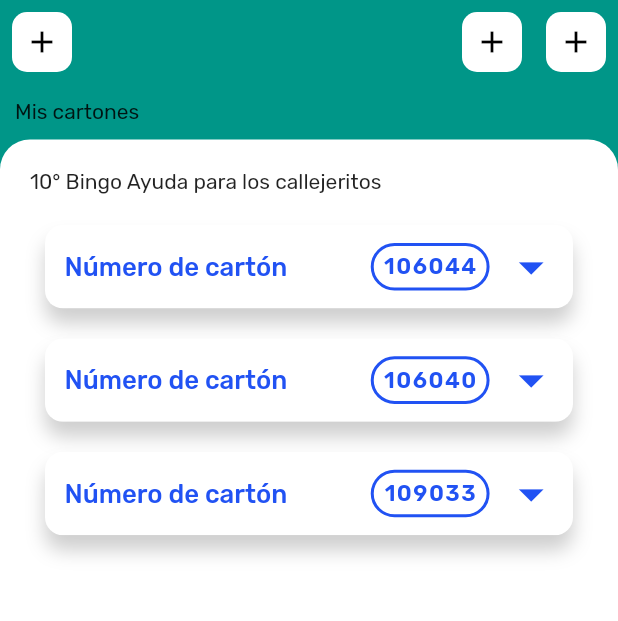
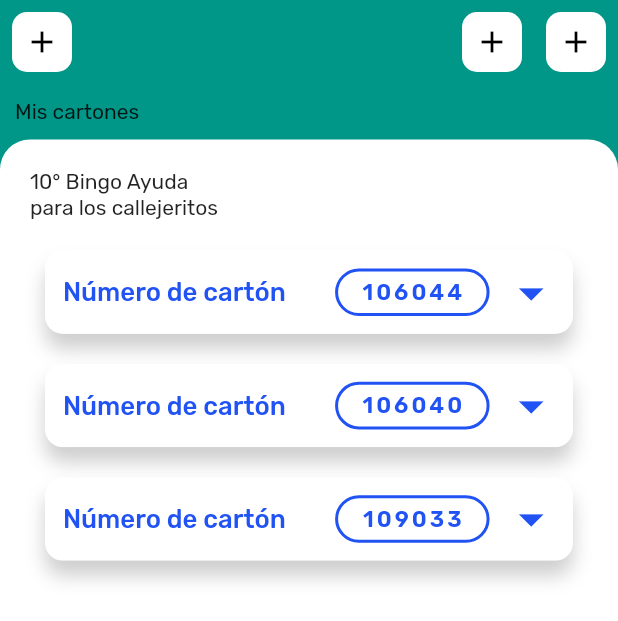
Before and after one commit to flourdes/folding_cardboard, a Flutter app: the screen it shows after launch, on a phone screen of 412 x 824 dp. Shown: the top 621 px of the screen. Run offline on Flutter 3.47's test engine with Material 2 defaults, Android fonts, the light colour scheme and no system bars; our stand-ins replace google_fonts.

Commit message:
Update
Detalles al widget

```diff
--- a/lib/folding_cardboard_component_custom.dart
+++ b/lib/folding_cardboard_component_custom.dart
@@ -2,10 +2,10 @@ import 'package:flutter/material.dart';
 import 'models/bingo_ticket_model.dart';
 
 class FoldingCardboardComponentCustom extends StatefulWidget {
-  final Color colorMain;
+  final Color topBarColor;
   final Color backgroundColor;
-  final Color cellColor;
-  final Color cellText;
+  final Color cellsColor;
+  final Color cellTextsColor;
   final String title;
   final BingoTicketModel bingoTicketModel;
   final EdgeInsetsGeometry padding;
@@ -16,10 +16,10 @@ class FoldingCardboardComponentCustom extends StatefulWidget {
     Key? key,
     this.title = "Número de cartón",
     required this.bingoTicketModel,
-    this.colorMain = const Color.fromARGB(255, 33, 82, 243),
+    this.topBarColor = const Color.fromARGB(255, 33, 82, 243),
     this.backgroundColor = Colors.white,
-    this.cellText = Colors.black54,
-    this.cellColor = const Color.fromARGB(255, 239, 239, 239),
+    this.cellTextsColor = Colors.black54,
+    this.cellsColor = const Color.fromARGB(255, 239, 239, 239),
     this.padding = const EdgeInsets.all(8),
     this.borderRadiusCircularCardBoard = 12,
     this.borderRadiusCircularCell = 6,
@@ -42,16 +42,15 @@ class _FoldingCardboardComponentCustomState
     late final double sizeNumber = size / 9 >= 52 ? 19.5 : size / 24;
     late final double sizeText = size / 9 >= 52 ? 19.5 : size / 24;
     late final double sizeContainerMainNumber =
-        size / 5.2 >= 90 ? 90 : size / 5.2;
+        size / 4 >= 117.0 ? 117.0 : size / 4;
     late final double sizeIcon = size / 10.4 >= 45 ? 45 : size / 10.4;
 
-    List<TableRow> cardboard = List.generate(
-        5,
-        (indexCol) => TableRow(
-            children: List.generate(
-                7,
-                (indexRow) =>
-                    _cell(indexCol * 7 + indexRow, sizeCell, sizeNumber))));
+    print(sizeContainerMainNumber);
+
+    List<TableRow> cardboard =
+    List.generate(5,(indexCol) => TableRow(children:
+    List.generate(7,(indexRow) =>_cell(indexCol * 7 + indexRow, sizeCell, sizeNumber))));
+
     return _expansionTable(
         cardboard, sizeCell, sizeText, sizeContainerMainNumber, sizeIcon);
   }
@@ -79,11 +78,11 @@ class _FoldingCardboardComponentCustomState
         margin: const EdgeInsets.all(
             5), //index%7 == 0 ? const EdgeInsets.only(right: 5) : const EdgeInsets.only(left: 5),
         decoration: BoxDecoration(
-            color: widget.cellColor, //Colors.grey.shade200
+            color: widget.cellsColor, //Colors.grey.shade200
             borderRadius: BorderRadius.circular(widget.borderRadiusCircularCell),
             /*boxShadow: [
               BoxShadow(
-                color: widget.cellColor.withOpacity(0.9),
+                color: widget.cellsColor.withOpacity(0.9),
                 blurRadius: 2,
                 offset: const Offset(3.5, 3.5),
               ),
@@ -95,7 +94,7 @@ class _FoldingCardboardComponentCustomState
           style: TextStyle(
             fontWeight: FontWeight.bold,
             fontSize: sizeNumber,
-            color: widget.cellText, //Colors.black54
+            color: widget.cellTextsColor, //Colors.black54
           ),
         ),
       ),
@@ -138,17 +137,15 @@ class _FoldingCardboardComponentCustomState
               child: Column(
                 mainAxisAlignment: MainAxisAlignment.spaceBetween,
                 children: [
-                  Padding(
-                    padding: const EdgeInsets.only(right: 0, left: 5),
-                    child: Row(
+                  Row(
                     mainAxisAlignment: MainAxisAlignment.spaceBetween,
                     children: [
                       Text(
-                          widget.title,
+                        " ${widget.title}",
                         style: TextStyle(
                           fontSize: sizeText,
                           fontWeight: FontWeight.w500,
-                            color: widget.colorMain, //colorMain
+                          color: widget.topBarColor, //topBarColor
                         ),
                       ),
                       Row(
@@ -157,23 +154,23 @@ class _FoldingCardboardComponentCustomState
                           Padding(
                             padding: const EdgeInsets.only(right: 8.0),
                             child: Container(
-                                height: sizeContainerMainNumber / 2.5,
+                              height: sizeContainerMainNumber / 3.25,
                               width: sizeContainerMainNumber,
                               alignment: Alignment.center,
                               decoration: BoxDecoration(
                                 border: Border.all(
                                   width: 2,
-                                    color: widget.colorMain, //colorMain
+                                  color: widget.topBarColor, //topBarColor
                                 ),
                                 borderRadius: BorderRadius.circular(20),
                               ),
                               child: Text(
                                 widget.bingoTicketModel.number.toString(),
                                 style: TextStyle(
-                                    color: widget.colorMain, //colorMain
+                                  color: widget.topBarColor, //topBarColor
                                   fontWeight: FontWeight.w600,
                                   fontSize: sizeText / 1.15,
-                                    letterSpacing: 1,
+                                  letterSpacing: 2,
                                 ),
                               ),
                             ),
@@ -184,13 +181,12 @@ class _FoldingCardboardComponentCustomState
                             child: Icon(
                               Icons.arrow_drop_down,
                               size: sizeIcon,
-                                color: widget.colorMain,
+                              color: widget.topBarColor,
                             ),
                           ),
                         ],
                       ),
                     ],
-                    ),
                   ),
                   AnimatedContainer(
                     duration: const Duration(milliseconds: 250),
--- a/lib/main.dart
+++ b/lib/main.dart
@@ -20,7 +20,7 @@ class MyApp extends StatelessWidget {
         primarySwatch: Colors.blue,
         textTheme: GoogleFonts.rubikTextTheme(),
       ),
-      home: Test(),
+      home: const Test(),
     );
   }
 }
--- a/lib/test.dart
+++ b/lib/test.dart
@@ -1,6 +1,7 @@
 import 'dart:math';
 
 import 'package:flutter/material.dart';
+import 'package:folding_cardboard/folding_cardboard_component.dart';
 import 'folding_cardboard_component_custom.dart';
 import 'models/bingo_ticket_model.dart';
 
@@ -73,7 +74,12 @@ class Test extends StatelessWidget {
                         padding: const EdgeInsets.only(bottom: 10),
                         child: Row(
                           children: const [
-                            Text('10° Bingo Ayuda para los callejeritos'),
+                            SizedBox(
+                              width: 130,
+                              child: Text(
+                                '10° Bingo Ayuda para los callejeritos'
+                              ),
+                            ),
                           ],
                         ),
                       ),
```
Lines whose indentation alone changed are shown as unchanged.
